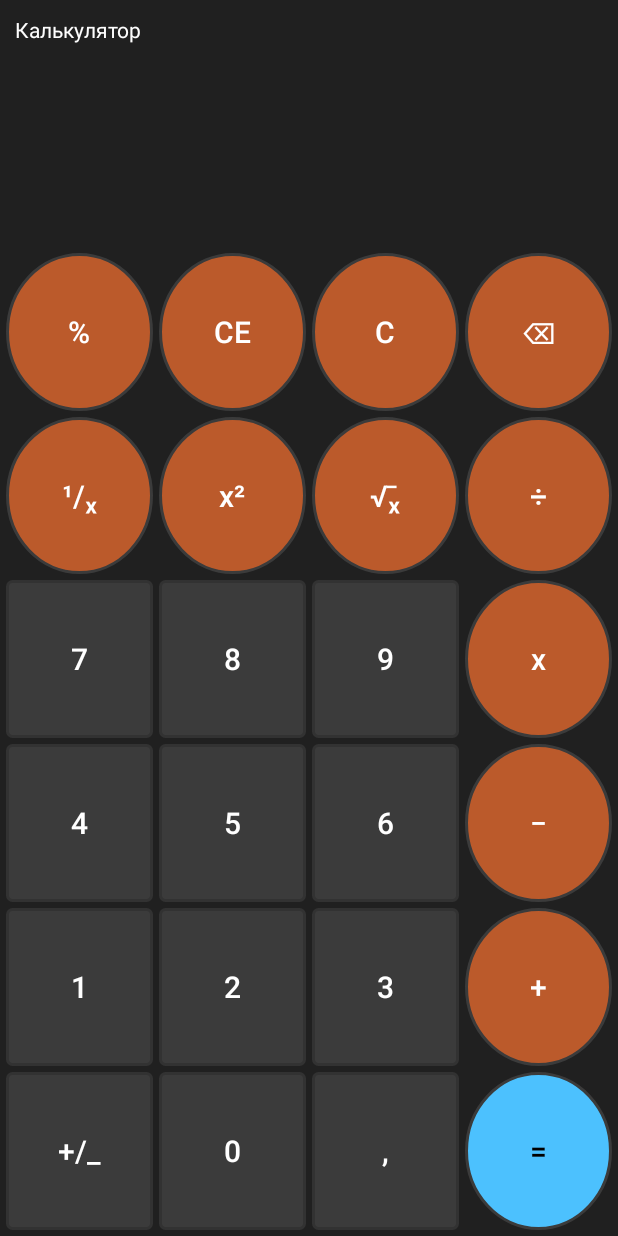
After one commit to MaksimDubovyi/AndroidFirstProject, an Android app: the CalkActivity screen opened directly, with no data from a screen before it, on a phone screen of 412 x 824 dp. The commit adds this screen. Run offline under Robolectric (Android 15) with nearby library versions, the phone set to English and light mode, and no system bars.

Commit message:
Зробити верстку клавіатурної панелі калькулятора Використати окремі файли-форми (drawable/btn_...xml)  для кнопок-цифр та кнопки "=" Скласти стилі у тому ж файлі (styles.xml)

```diff
--- a/app/src/main/AndroidManifest.xml
+++ b/app/src/main/AndroidManifest.xml
@@ -13,6 +13,9 @@
         android:theme="@style/Theme.AndroidFirstProject"
         tools:targetApi="31">
         <activity
+            android:name=".CalkActivity"
+            android:exported="false" />
+        <activity
             android:name=".ViewsActivity"
             android:exported="false" />
         <activity
--- /dev/null
+++ b/app/src/main/java/step/learning/androidfirstproject/CalkActivity.java
@@ -0,0 +1,14 @@
+package step.learning.androidfirstproject;
+
+import androidx.appcompat.app.AppCompatActivity;
+
+import android.os.Bundle;
+
+public class CalkActivity extends AppCompatActivity {
+
+    @Override
+    protected void onCreate(Bundle savedInstanceState) {
+        super.onCreate(savedInstanceState);
+        setContentView(R.layout.activity_calk);
+    }
+}
--- a/app/src/main/java/step/learning/androidfirstproject/MainActivity.java
+++ b/app/src/main/java/step/learning/androidfirstproject/MainActivity.java
@@ -21,6 +21,9 @@ public class MainActivity extends AppCompatActivity {
         tvTitle = findViewById(R.id.main_tv_title);
         Button btnViews = findViewById(R.id.main_btn_views);
         btnViews.setOnClickListener(this::btnViewsClick);
+
+        Button btnCalc = findViewById(R.id.main_btn_calc);
+        btnCalc.setOnClickListener(this::btnCalcClick);
     }
     //Обробники подій мають однаковий прототип
     private void btnViewsClick(View view)
@@ -28,4 +31,10 @@ public class MainActivity extends AppCompatActivity {
         Intent intent=new Intent(this.getApplicationContext(),ViewsActivity.class);
         startActivity(intent);
     }
+
+    private void btnCalcClick(View view)
+    {
+        Intent intent=new Intent(this.getApplicationContext(),CalkActivity.class);
+        startActivity(intent);
+    }
 }
--- /dev/null
+++ b/app/src/main/res/drawable/calc_btn_equal.xml
@@ -0,0 +1,15 @@
+<?xml version="1.0" encoding="utf-8"?>
+<shape xmlns:android="http://schemas.android.com/apk/res/android"
+    android:shape="oval">
+
+
+    <corners
+        android:radius="5px"/>
+
+    <stroke
+        android:color="@color/calc_btn_digit_background"
+        android:width="2dp"/>
+    <solid
+        android:color="@color/calc_btn_equal_background"/>
+
+</shape>
--- /dev/null
+++ b/app/src/main/res/drawable/calc_btn_func.xml
@@ -0,0 +1,13 @@
+<?xml version="1.0" encoding="utf-8"?>
+<shape xmlns:android="http://schemas.android.com/apk/res/android"
+    android:shape="oval">
+    <corners
+        android:radius="5px"/>
+
+    <stroke
+android:color="@color/calc_btn_digit_background"
+        android:width="2dp"/>
+    <solid
+        android:color="@color/calc_io_background"/>
+
+</shape>
--- /dev/null
+++ b/app/src/main/res/drawable/calc_btn_numeric.xml
@@ -0,0 +1,12 @@
+<?xml version="1.0" encoding="utf-8"?>
+<shape xmlns:android="http://schemas.android.com/apk/res/android"  android:shape="rectangle">
+    <corners
+        android:radius="5px"/>
+
+    <stroke
+        android:color="@color/calc_btn_func_background"
+        android:width="2dp"/>
+    <solid
+        android:color="@color/calc_btn_digit_background"/>
+
+</shape>
--- /dev/null
+++ b/app/src/main/res/layout/activity_calk.xml
@@ -0,0 +1,215 @@
+<?xml version="1.0" encoding="utf-8"?>
+<LinearLayout xmlns:android="http://schemas.android.com/apk/res/android"
+    xmlns:app="http://schemas.android.com/apk/res-auto"
+    xmlns:tools="http://schemas.android.com/tools"
+    android:layout_width="match_parent"
+    android:layout_height="match_parent"
+    android:orientation="vertical"
+    android:background="@color/calc_background"
+    tools:context=".CalkActivity">
+    <TextView
+        android:id="@+id/calc_tv_title"
+        android:layout_width="wrap_content"
+        android:layout_height="wrap_content"
+        android:textColor="@color/calc_result_text"
+        android:layout_margin="10dp"
+        android:text="@string/calc_tv_title"/>
+    <TextView
+        android:id="@+id/calc_tv_expression"
+        android:layout_width="match_parent"
+        android:layout_height="wrap_content"
+        android:gravity="end"
+        android:layout_marginEnd="20dp"
+        android:layout_marginTop="5dp"
+        android:textColor="@color/calc_expression_text"
+        android:textSize="18sp"
+        tools:text="99 x 6 ="/>
+    <TextView
+        android:id="@+id/calc_tv_result"
+        android:layout_width="match_parent"
+        android:layout_height="wrap_content"
+        android:gravity="end"
+        android:layout_marginTop="5dp"
+        android:layout_marginEnd="20dp"
+        android:textSize="52sp"
+        android:textStyle="bold"
+        android:textColor="@color/calc_result_text"
+        tools:text="594"/>
+
+    <TableLayout
+        android:layout_width="match_parent"
+        android:layout_height="match_parent"
+        android:layout_marginTop="20dp"
+        android:padding="2dp"
+
+       >
+<!--        <item name="android:layout_weight">1</item>-->
+        <TableRow
+            android:layout_width="match_parent"
+            android:layout_height="match_parent"
+            android:layout_weight="1"
+            android:minHeight="0dp"
+            >
+            <Button
+                android:id="@+id/calc_btn_percent"
+                android:text="@string/calc_btn_percent"
+                style="@style/calc_btn_func"
+                />
+            <Button
+                android:id="@+id/calc_btn_ce"
+                android:text="@string/calc_btn_ce"
+                style="@style/calc_btn_func"
+                />
+            <Button
+                android:id="@+id/calc_btn_c"
+                android:text="@string/calc_btn_c"
+                style="@style/calc_btn_func"
+                />
+            <Button
+                android:id="@+id/calc_btn_backspace"
+                android:text="@string/calc_btn_backspace"
+                style="@style/calc_btn_func"
+                />
+       </TableRow>
+
+        <TableRow
+            android:layout_width="match_parent"
+            android:layout_height="match_parent"
+            android:layout_weight="1"
+            android:minHeight="0dp"
+            >
+            <Button
+                android:id="@+id/calc_btn_inverse"
+                android:text="@string/calc_btn_inverse"
+                style="@style/calc_btn_func"
+                />
+            <Button
+                android:id="@+id/calc_btn_square"
+                android:text="@string/calc_btn_square"
+                style="@style/calc_btn_func"
+                />
+            <Button
+                android:id="@+id/calc_btn_sqrt"
+                android:text="@string/calc_btn_sqrt"
+                style="@style/calc_btn_func"
+                />
+            <Button
+                android:id="@+id/calc_btn_divide"
+                android:text="@string/calc_btn_divide"
+                style="@style/calc_btn_func"
+                />
+        </TableRow>
+
+        <TableRow
+            android:layout_width="match_parent"
+            android:layout_height="match_parent"
+            android:layout_weight="1"
+            android:minHeight="0dp"
+            >
+            <Button
+                android:id="@+id/calc_btn_seven"
+                android:text="@string/calc_btn_seven"
+                style="@style/calc_btn_numeric"
+                />
+            <Button
+                android:id="@+id/calc_btn_eight"
+                android:text="@string/calc_btn_eight"
+                style="@style/calc_btn_numeric"
+                />
+            <Button
+                android:id="@+id/calc_btn_nine"
+                android:text="@string/calc_btn_nine"
+                style="@style/calc_btn_numeric"
+                />
+            <Button
+                android:id="@+id/calc_btn_multiply"
+                android:text="@string/calc_btn_multiply"
+                style="@style/calc_btn_func"
+                />
+        </TableRow>
+
+        <TableRow
+            android:layout_width="match_parent"
+            android:layout_height="match_parent"
+            android:layout_weight="1"
+            android:minHeight="0dp"
+            >
+            <Button
+                android:id="@+id/calc_btn_four"
+                android:text="@string/calc_btn_four"
+                style="@style/calc_btn_numeric"
+                />
+            <Button
+                android:id="@+id/calc_btn_five"
+                android:text="@string/calc_btn_five"
+                style="@style/calc_btn_numeric"
+                />
+            <Button
+                android:id="@+id/calc_btn_six"
+                android:text="@string/calc_btn_six"
+                style="@style/calc_btn_numeric"
+                />
+            <Button
+                android:id="@+id/calc_btn_minus"
+                android:text="@string/calc_btn_minus"
+                style="@style/calc_btn_func"
+                />
+        </TableRow>
+
+        <TableRow
+            android:layout_width="match_parent"
+            android:layout_height="match_parent"
+            android:layout_weight="1"
+            android:minHeight="0dp"
+            >
+            <Button
+                android:id="@+id/calc_btn_one"
+                android:text="@string/calc_btn_one"
+                style="@style/calc_btn_numeric"
+                />
+            <Button
+                android:id="@+id/calc_btn_two"
+                android:text="@string/calc_btn_two"
+                style="@style/calc_btn_numeric"
+                />
+            <Button
+                android:id="@+id/calc_btn_three"
+                android:text="@string/calc_btn_three"
+                style="@style/calc_btn_numeric"
+                />
+            <Button
+                android:id="@+id/calc_btn_plus"
+                android:text="@string/calc_btn_plus"
+                style="@style/calc_btn_func"
+                />
+        </TableRow>
+
+        <TableRow
+            android:layout_width="match_parent"
+            android:layout_height="match_parent"
+            android:layout_weight="1"
+            android:minHeight="0dp"
+            >
+            <Button
+                android:id="@+id/calc_btn_plus_minus"
+                android:text="@string/calc_btn_plus_minus"
+                style="@style/calc_btn_numeric"
+                />
+            <Button
+                android:id="@+id/calc_btn_zero"
+                android:text="@string/calc_btn_zero"
+                style="@style/calc_btn_numeric"
+                />
+            <Button
+                android:id="@+id/calc_btn_comma"
+                android:text="@string/calc_btn_comma"
+                style="@style/calc_btn_numeric"
+                />
+            <Button
+                android:id="@+id/calc_btn_equal"
+                android:text="@string/calc_btn_equal"
+                style="@style/calc_btn_equal"
+                />
+        </TableRow>
+    </TableLayout>
+</LinearLayout>
--- a/app/src/main/res/layout/activity_main.xml
+++ b/app/src/main/res/layout/activity_main.xml
@@ -7,29 +7,42 @@
     android:layout_height="match_parent"
     tools:context=".MainActivity">
 
+    <LinearLayout
+        android:id="@+id/main_container"
+        android:layout_width="wrap_content"
+        android:layout_height="wrap_content"
+        android:orientation="vertical"
+        android:gravity="center"
+        app:layout_constraintBottom_toBottomOf="parent"
+        app:layout_constraintEnd_toEndOf="parent"
+        app:layout_constraintStart_toStartOf="parent"
+        app:layout_constraintTop_toTopOf="parent"
+        app:layout_constraintVertical_bias="0.084">
+
         <TextView
             android:id="@+id/main_tv_title"
             android:layout_width="wrap_content"
             android:layout_height="wrap_content"
+            android:layout_marginBottom="20dp"
             android:text="@string/main_tv_title"
             android:textSize="24sp"
-        android:textStyle="bold"
-        app:layout_constraintBottom_toBottomOf="parent"
-        app:layout_constraintEnd_toEndOf="parent"
-        app:layout_constraintHorizontal_bias="0.496"
-        app:layout_constraintStart_toStartOf="parent"
-        app:layout_constraintTop_toTopOf="parent"
-        app:layout_constraintVertical_bias="0.05" />
+            android:textStyle="bold" />
 
         <Button
             android:id="@+id/main_btn_views"
             android:layout_width="wrap_content"
             android:layout_height="wrap_content"
+            android:layout_margin="10dp"
             android:text="@string/main_btn_views"
-        android:textSize="20sp"
-        app:layout_constraintBottom_toBottomOf="parent"
-        app:layout_constraintEnd_toEndOf="parent"
-        app:layout_constraintStart_toStartOf="parent"
-        app:layout_constraintTop_toBottomOf="@+id/main_tv_title" />
+            android:textSize="20sp" />
+
+        <Button
+            android:id="@+id/main_btn_calc"
+            android:layout_width="wrap_content"
+            android:layout_height="wrap_content"
+            android:layout_margin="10dp"
+            android:text="@string/main_btn_calc"
+            android:textSize="20sp" />
+    </LinearLayout>
 
 </androidx.constraintlayout.widget.ConstraintLayout>
--- a/app/src/main/res/layout/activity_views.xml
+++ b/app/src/main/res/layout/activity_views.xml
@@ -22,15 +22,15 @@
 
     <LinearLayout
         android:id="@+id/linearLayout"
-        android:layout_width="match_parent"
-        android:layout_height="wrap_content"
+        android:layout_width="374dp"
+        android:layout_height="43dp"
         android:orientation="horizontal"
         app:layout_constraintBottom_toBottomOf="parent"
         app:layout_constraintEnd_toEndOf="parent"
-        app:layout_constraintHorizontal_bias="1.0"
+        app:layout_constraintHorizontal_bias="0.432"
         app:layout_constraintStart_toStartOf="parent"
         app:layout_constraintTop_toBottomOf="@+id/views_tv_title"
-        app:layout_constraintVertical_bias="0.193">
+        app:layout_constraintVertical_bias="0.194">
 
         <Button
             android:layout_width="wrap_content"
@@ -50,8 +50,8 @@
 
     <EditText
         android:id="@+id/views_tv_linear_layout_horizontal"
-        android:layout_width="wrap_content"
-        android:layout_height="wrap_content"
+        android:layout_width="211dp"
+        android:layout_height="77dp"
         android:ems="10"
         android:inputType="text"
         android:text="@string/views_tv_linear_layout_horizontal"
@@ -61,4 +61,80 @@
         app:layout_constraintStart_toStartOf="parent"
         app:layout_constraintTop_toBottomOf="@+id/views_tv_title"
         app:layout_constraintVertical_bias="0.81" />
+
+    <LinearLayout
+        android:id="@+id/linearLayout3"
+        android:layout_width="143dp"
+        android:layout_height="238dp"
+        android:orientation="vertical"
+        app:layout_constraintBottom_toBottomOf="parent"
+        app:layout_constraintEnd_toEndOf="parent"
+        app:layout_constraintHorizontal_bias="0.18"
+        app:layout_constraintStart_toStartOf="parent"
+        app:layout_constraintTop_toBottomOf="@+id/linearLayout"
+        app:layout_constraintVertical_bias="0.112">
+
+        <Button
+            android:id="@+id/button"
+            android:layout_width="match_parent"
+            android:layout_height="wrap_content"
+            android:text="Button" />
+
+        <Button
+            android:id="@+id/button2"
+            android:layout_width="match_parent"
+            android:layout_height="wrap_content"
+            android:text="Button" />
+    </LinearLayout>
+
+    <LinearLayout
+        android:id="@+id/linearLayout4"
+        android:layout_width="142dp"
+        android:layout_height="243dp"
+        android:orientation="vertical"
+        app:layout_constraintBottom_toBottomOf="parent"
+        app:layout_constraintEnd_toEndOf="parent"
+        app:layout_constraintHorizontal_bias="0.836"
+        app:layout_constraintStart_toStartOf="parent"
+        app:layout_constraintTop_toBottomOf="@+id/linearLayout"
+        app:layout_constraintVertical_bias="0.114">
+
+        <Button
+            android:id="@+id/button3"
+            android:layout_width="match_parent"
+            android:layout_height="wrap_content"
+            android:text="Button" />
+
+        <Button
+            android:id="@+id/button4"
+            android:layout_width="match_parent"
+            android:layout_height="wrap_content"
+            android:text="Button" />
+    </LinearLayout>
+
+    <FrameLayout
+        android:id="@+id/frameLayout"
+        android:layout_width="400dp"
+        android:layout_height="170dp"
+        app:layout_constraintBottom_toBottomOf="parent"
+        app:layout_constraintEnd_toEndOf="parent"
+        app:layout_constraintStart_toStartOf="parent"
+        app:layout_constraintTop_toBottomOf="@+id/linearLayout4">
+
+        <Button
+            android:id="@+id/button5"
+            android:layout_width="wrap_content"
+            android:layout_height="wrap_content"
+            android:layout_margin="20dp"
+
+            android:text="Button" />
+
+        <Button
+            android:id="@+id/button6"
+            android:layout_width="wrap_content"
+            android:layout_height="wrap_content"
+            android:layout_marginLeft="120dp"
+            android:layout_marginTop="20dp"
+            android:text="Button" />
+    </FrameLayout>
 </androidx.constraintlayout.widget.ConstraintLayout>
--- a/app/src/main/res/values/colors.xml
+++ b/app/src/main/res/values/colors.xml
@@ -2,4 +2,14 @@
 <resources>
     <color name="black">#FF000000</color>
     <color name="white">#FFFFFFFF</color>
+
+    <color name="calc_background">#202020</color>
+    <color name="calc_expression_text">#9B9B9B</color>
+    <color name="calc_result_text">#FEFEFE</color>
+
+    <color name="calc_btn_func_background">#323232</color>
+    <color name="calc_btn_digit_background">#3B3B3B</color>
+    <color name="calc_btn_equal_background">#4CC1FE</color>
+
+    <color name="calc_io_background">#BB5A2B</color>
 </resources>
--- a/app/src/main/res/values/strings.xml
+++ b/app/src/main/res/values/strings.xml
@@ -3,7 +3,42 @@
 
     <string name="main_tv_title">Знайомство з Android</string>
     <string name="main_btn_views">Елементи UI</string>
+    <string name="main_btn_calc">Калькулятор</string>
 
     <string name="views_tv_title">Елементи UI (Views)</string>
     <string name="views_tv_linear_layout_horizontal">LinearLayout:horizontal</string>
+
+
+
+    <string name="calc_tv_title">Калькулятор</string>
+    <string name="calc_btn_percent">%</string>
+    <string name="calc_btn_ce">CE</string>
+    <string name="calc_btn_c">C</string>
+    <string name="calc_btn_backspace">\u232B</string>
+
+    <string name="calc_btn_inverse">\u00B9/\u2093</string>
+    <string name="calc_btn_square">x\u00B2</string>
+    <string name="calc_btn_sqrt">\u221A\u2093\u0304</string>
+    <string name="calc_btn_divide">\u00F7</string>
+
+    <string name="calc_btn_seven">7</string>
+    <string name="calc_btn_eight">8</string>
+    <string name="calc_btn_nine">9</string>
+    <string name="calc_btn_multiply">x</string>
+
+    <string name="calc_btn_four">4</string>
+    <string name="calc_btn_five">5</string>
+    <string name="calc_btn_six">6</string>
+    <string name="calc_btn_minus">\u2212</string>
+
+    <string name="calc_btn_one">1</string>
+    <string name="calc_btn_two">2</string>
+    <string name="calc_btn_three">3</string>
+    <string name="calc_btn_plus">+</string>
+
+    <string name="calc_btn_plus_minus">+/_</string>
+    <string name="calc_btn_zero">0</string>
+    <string name="calc_btn_comma">,</string>
+    <string name="calc_btn_equal">=</string>
+
 </resources>
--- /dev/null
+++ b/app/src/main/res/values/styles.xml
@@ -0,0 +1,39 @@
+<?xml version="1.0" encoding="utf-8"?>
+<resources>
+    <style name="calc_btn_func">
+
+        <item name="android:background">@drawable/calc_btn_func</item>
+        <item name="android:layout_weight">1</item>
+        <item name="android:layout_margin">2dp</item>
+        <item name="android:layout_width">0dp</item>
+        <item name="backgroundTint">@null</item>
+        <item name="android:textSize">20sp</item>
+        <item name="android:layout_height">match_parent</item>
+
+    </style>
+
+    <style name="calc_btn_equal">
+
+        <item name="android:background">@drawable/calc_btn_equal</item>
+        <item name="android:layout_weight">1</item>
+        <item name="android:layout_margin">2dp</item>
+        <item name="android:layout_width">0dp</item>
+        <item name="backgroundTint">@null</item>
+        <item name="android:textSize">20sp</item>
+        <item name="android:textColor">@color/black</item>
+        <item name="android:layout_height">match_parent</item>
+    </style>
+
+    <style name="calc_btn_numeric">
+
+        <item name="android:background">@drawable/calc_btn_numeric</item>
+        <item name="android:layout_weight">1</item>
+        <item name="android:layout_margin">2dp</item>
+        <item name="android:layout_width">0dp</item>
+        <item name="backgroundTint">@null</item>
+        <item name="android:textSize">20sp</item>
+        <item name="android:layout_height">match_parent</item>
+
+
+    </style>
+</resources>
```
Lines whose indentation alone changed are shown as unchanged.
